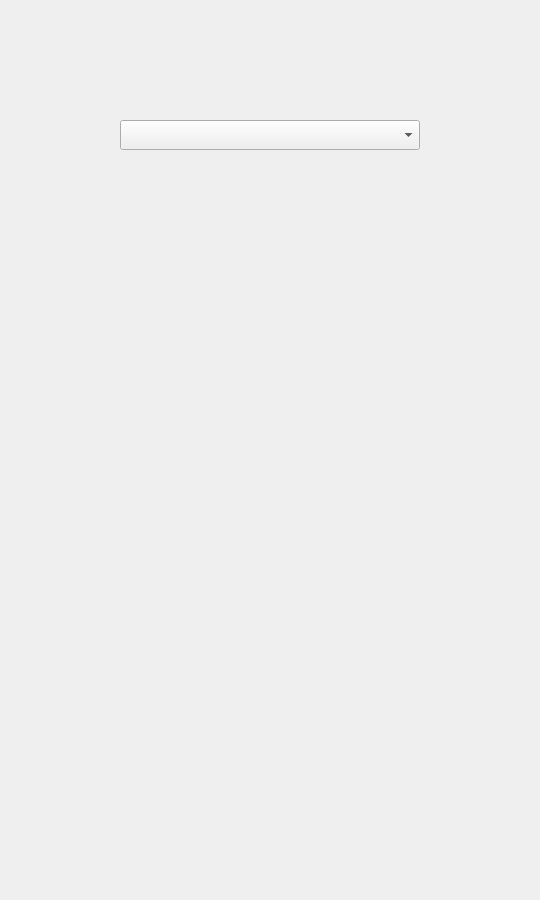
First picture: the form in mainwindow.ui, repository FEITENG-0828/UUV_Master, before the edit.
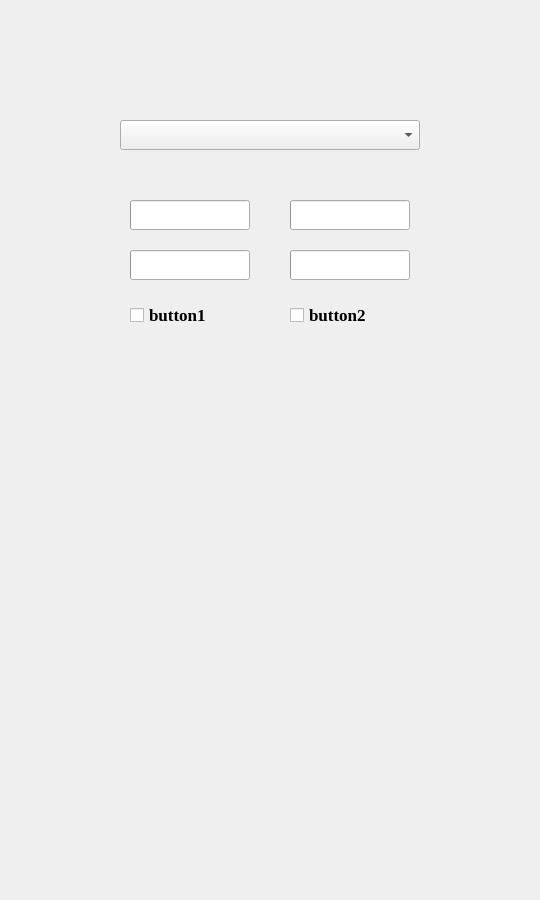
Second picture: the form after the edit.

Diff of the .ui file:
```diff
--- a/mainwindow.ui
+++ b/mainwindow.ui
@@ -18,6 +18,7 @@
   </property>
   <property name="font">
    <font>
+    <family>Times New Roman</family>
     <pointsize>13</pointsize>
    </font>
   </property>
@@ -44,6 +45,173 @@
      <number>3</number>
     </property>
    </widget>
+   <widget class="QProgressBar" name="left_x_bar">
+    <property name="geometry">
+     <rect>
+      <x>130</x>
+      <y>200</y>
+      <width>120</width>
+      <height>30</height>
+     </rect>
+    </property>
+    <property name="sizePolicy">
+     <sizepolicy hsizetype="Fixed" vsizetype="Fixed">
+      <horstretch>0</horstretch>
+      <verstretch>0</verstretch>
+     </sizepolicy>
+    </property>
+    <property name="maximum">
+     <number>100</number>
+    </property>
+    <property name="value">
+     <number>0</number>
+    </property>
+    <property name="textVisible">
+     <bool>false</bool>
+    </property>
+    <property name="format">
+     <string/>
+    </property>
+   </widget>
+   <widget class="QProgressBar" name="left_y_bar">
+    <property name="geometry">
+     <rect>
+      <x>130</x>
+      <y>250</y>
+      <width>120</width>
+      <height>30</height>
+     </rect>
+    </property>
+    <property name="sizePolicy">
+     <sizepolicy hsizetype="Fixed" vsizetype="Fixed">
+      <horstretch>0</horstretch>
+      <verstretch>0</verstretch>
+     </sizepolicy>
+    </property>
+    <property name="value">
+     <number>0</number>
+    </property>
+    <property name="textVisible">
+     <bool>false</bool>
+    </property>
+    <property name="format">
+     <string/>
+    </property>
+   </widget>
+   <widget class="QProgressBar" name="right_x_bar">
+    <property name="geometry">
+     <rect>
+      <x>290</x>
+      <y>200</y>
+      <width>120</width>
+      <height>30</height>
+     </rect>
+    </property>
+    <property name="sizePolicy">
+     <sizepolicy hsizetype="Fixed" vsizetype="Fixed">
+      <horstretch>0</horstretch>
+      <verstretch>0</verstretch>
+     </sizepolicy>
+    </property>
+    <property name="value">
+     <number>0</number>
+    </property>
+    <property name="textVisible">
+     <bool>false</bool>
+    </property>
+    <property name="format">
+     <string/>
+    </property>
+   </widget>
+   <widget class="QProgressBar" name="right_y_bar">
+    <property name="geometry">
+     <rect>
+      <x>290</x>
+      <y>250</y>
+      <width>120</width>
+      <height>30</height>
+     </rect>
+    </property>
+    <property name="sizePolicy">
+     <sizepolicy hsizetype="Fixed" vsizetype="Fixed">
+      <horstretch>0</horstretch>
+      <verstretch>0</verstretch>
+     </sizepolicy>
+    </property>
+    <property name="value">
+     <number>0</number>
+    </property>
+    <property name="textVisible">
+     <bool>false</bool>
+    </property>
+    <property name="format">
+     <string/>
+    </property>
+   </widget>
+   <widget class="QCheckBox" name="button_1_check_box">
+    <property name="geometry">
+     <rect>
+      <x>130</x>
+      <y>300</y>
+      <width>120</width>
+      <height>30</height>
+     </rect>
+    </property>
+    <property name="sizePolicy">
+     <sizepolicy hsizetype="Fixed" vsizetype="Fixed">
+      <horstretch>0</horstretch>
+      <verstretch>0</verstretch>
+     </sizepolicy>
+    </property>
+    <property name="font">
+     <font>
+      <family>Times New Roman</family>
+      <pointsize>13</pointsize>
+      <bold>true</bold>
+     </font>
+    </property>
+    <property name="mouseTracking">
+     <bool>false</bool>
+    </property>
+    <property name="text">
+     <string>button1</string>
+    </property>
+    <property name="checkable">
+     <bool>true</bool>
+    </property>
+   </widget>
+   <widget class="QCheckBox" name="button_2_check_box">
+    <property name="geometry">
+     <rect>
+      <x>290</x>
+      <y>300</y>
+      <width>120</width>
+      <height>30</height>
+     </rect>
+    </property>
+    <property name="sizePolicy">
+     <sizepolicy hsizetype="Fixed" vsizetype="Fixed">
+      <horstretch>0</horstretch>
+      <verstretch>0</verstretch>
+     </sizepolicy>
+    </property>
+    <property name="font">
+     <font>
+      <family>Times New Roman</family>
+      <pointsize>13</pointsize>
+      <bold>true</bold>
+     </font>
+    </property>
+    <property name="mouseTracking">
+     <bool>false</bool>
+    </property>
+    <property name="text">
+     <string>button2</string>
+    </property>
+    <property name="checkable">
+     <bool>true</bool>
+    </property>
+   </widget>
   </widget>
  </widget>
  <resources/>
```
